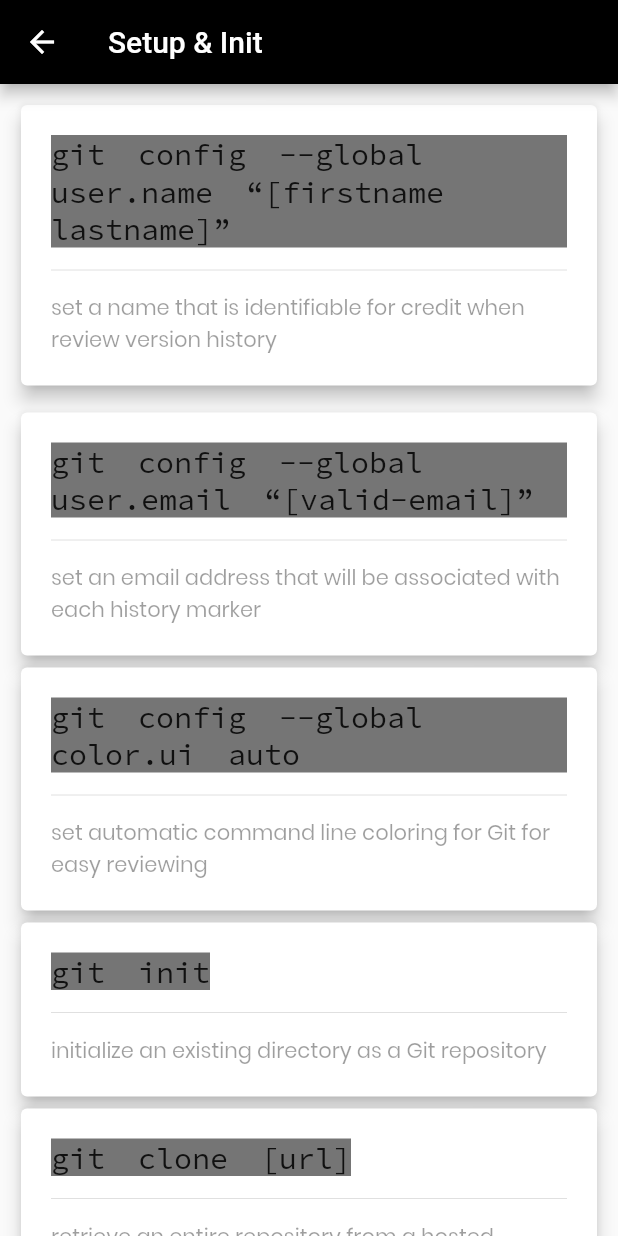
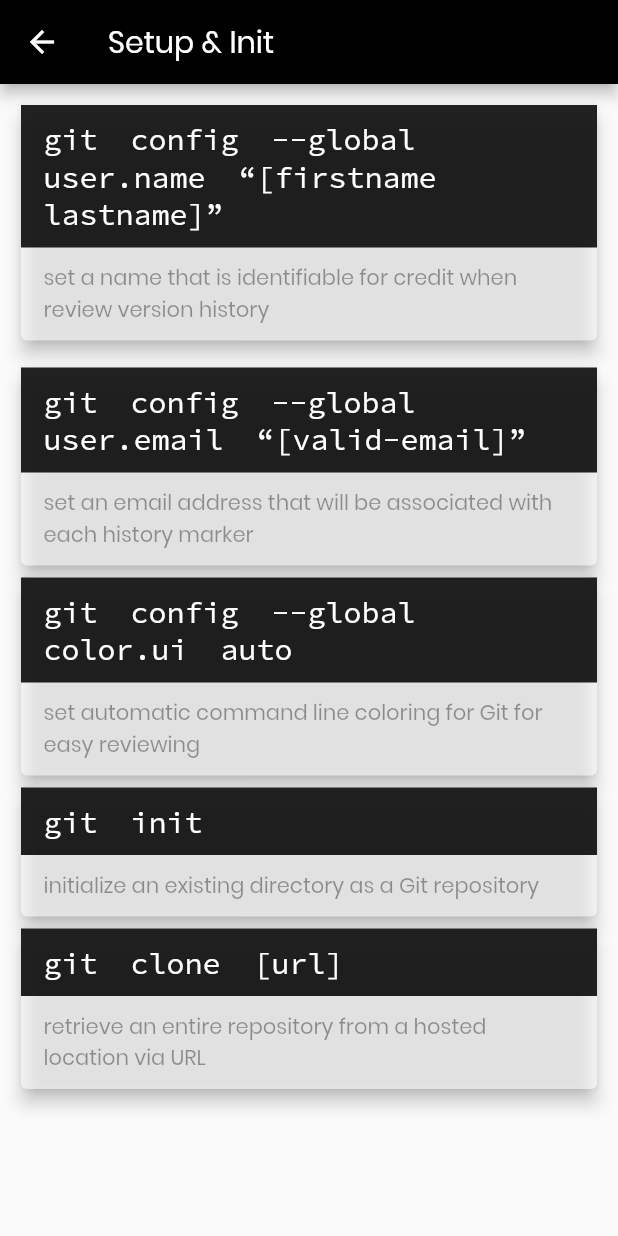
Before and after one commit to SuvamPrasd/Flutter_todo, a Flutter app: the screen it shows after launch, after a tap on "Setup & Init", on a phone screen of 412 x 824 dp. Run offline on Flutter 3.47's test engine with Material 2 defaults, Android fonts, the phone set to English and light mode, and no system bars; network calls fail.

Commit message:
rebuild fixed

```diff
--- a/lib/main.dart
+++ b/lib/main.dart
@@ -11,6 +11,9 @@ class MyApp extends StatelessWidget {
   Widget build(BuildContext context) {
     return MaterialApp(
       title: 'Git Commands',
+      theme: ThemeData(
+        fontFamily: 'Poppins',
+      ),
       home: Todo(),
     );
   }
@@ -39,23 +42,23 @@ class _TodoState extends State<Todo> {
             backgroundColor: Colors.black,
             actions: <Widget>[
               IconButton(
-                icon: Icon(Icons.info),
+                icon: const Icon(Icons.info),
                 onPressed: () {
                   return showAboutDialog(
                       context: context,
-                      applicationIcon: Icon(Icons.wb_sunny),
+                      applicationIcon: const Icon(Icons.wb_sunny),
                       applicationLegalese: 'No One can copy the source code',
                       applicationVersion: '1.0v',
                       children: [
-                        CircleAvatar(
-                          child: Icon(Icons.whatshot),
+                        const CircleAvatar(
+                          child: const Icon(Icons.whatshot),
                         )
                       ]);
                 },
                 iconSize: 40,
               )
             ],
-            title: Text(
+            title: const Text(
               'Git Commands',
               style: TextStyle(
                 fontSize: 20,
@@ -72,14 +75,14 @@ class _TodoState extends State<Todo> {
           ),
           SliverToBoxAdapter(
             child: Container(
-                margin: EdgeInsets.only(
+                margin: const EdgeInsets.only(
                   bottom: 30,
                 ),
-                padding: EdgeInsets.all(12.0),
+                padding: const EdgeInsets.all(12.0),
                 child: Column(
                   crossAxisAlignment: CrossAxisAlignment.stretch,
                   children: <Widget>[
-                    Text(
+                    const Text(
                       'What is Git?',
                       style: TextStyle(
                         fontSize: 25,
@@ -87,23 +90,22 @@ class _TodoState extends State<Todo> {
                         // color: Colors.white,
                       ),
                     ),
-                    SizedBox(
+                    const SizedBox(
                       height: 20,
                     ),
-                    Text(
+                    const Text(
                       'Git is a version control system that keeps track of your current work, storing the modifications in a central repository, and even retireve your previous work using Git tool.',
-                      style: TextStyle(
+                      style: const TextStyle(
                         height: 1.4,
                         wordSpacing: 2,
                         letterSpacing: 0.3,
                         // color: Colors.white,
                       ),
                     ),
-                    const Divider(
-                      thickness: 2,
-                      // color: Colors.blue,
+                    const SizedBox(
+                      height: 30,
                     ),
-                    Text(
+                    const Text(
                       'What is Github?',
                       style: TextStyle(
                         fontSize: 25,
@@ -111,12 +113,12 @@ class _TodoState extends State<Todo> {
                         // color: Colors.white,
                       ),
                     ),
-                    SizedBox(
+                    const SizedBox(
                       height: 20,
                     ),
-                    Text(
+                    const Text(
                       'Github is a hub or platform where you can store your programs source code, collaborate with other programmers, and through git tool you can keeps track of your current work.',
-                      style: TextStyle(
+                      style: const TextStyle(
                         height: 1.4,
                         wordSpacing: 2,
                         letterSpacing: 0.3,
@@ -140,8 +142,8 @@ class _TodoState extends State<Todo> {
                   child: GridTile(
                     child: Card(
                         color: Colors.black87,
-                        margin: EdgeInsets.all(10.0),
-                        shape: BeveledRectangleBorder(
+                        margin: const EdgeInsets.all(10.0),
+                        shape: const BeveledRectangleBorder(
                           borderRadius: BorderRadius.only(
                             topLeft: Radius.circular(35),
                           ),
@@ -152,7 +154,7 @@ class _TodoState extends State<Todo> {
                           child: Center(
                             child: Text(
                               gitCommand[index]['title'],
-                              style: TextStyle(
+                              style: const TextStyle(
                                 height: 1.4,
                                 color: Colors.white,
                                 wordSpacing: 2,
--- a/lib/screens/descScreen.dart
+++ b/lib/screens/descScreen.dart
@@ -9,35 +9,41 @@ class DescScreen extends StatelessWidget {
   @override
   Widget build(BuildContext context) {
     return Card(
+      color: Colors.white60,
       elevation: 5,
-      child: Padding(
-        padding: const EdgeInsets.all(20.0),
       child: Column(
-          crossAxisAlignment: CrossAxisAlignment.start,
+        crossAxisAlignment: CrossAxisAlignment.stretch,
         children: <Widget>[
           Container(
-              color: Colors.black54,
+            padding: const EdgeInsets.symmetric(
+              horizontal: 15,
+              vertical: 10,
+            ),
+            color: Colors.black87,
             child: Text(
               command,
-                style: TextStyle(
+              style: const TextStyle(
                 fontFamily: 'SourceCodePro',
                 fontSize: 20,
                 wordSpacing: 10,
+                color: Colors.white,
               ),
             ),
           ),
-            const Divider(
-              height: 30,
+          Padding(
+            padding: const EdgeInsets.symmetric(
+              horizontal: 15,
+              vertical: 10,
             ),
-            Text(
+            child: Text(
               desc,
-              style: TextStyle(
+              style: const TextStyle(
                 fontFamily: 'Poppins',
                 color: Colors.black38,
               ),
             ),
+          ),
         ],
-        ),
       ),
     );
   }
--- a/lib/screens/todoScreen.dart
+++ b/lib/screens/todoScreen.dart
@@ -17,7 +17,7 @@ class TodoScreen extends StatelessWidget {
       ),
       body: SingleChildScrollView(
         child: Container(
-          padding: EdgeInsets.only(
+          padding: const EdgeInsets.only(
             top: 10,
             right: 10,
             left: 10,
```
Lines whose indentation alone changed are shown as unchanged.
